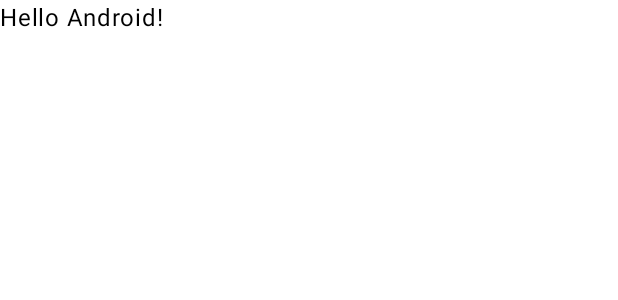
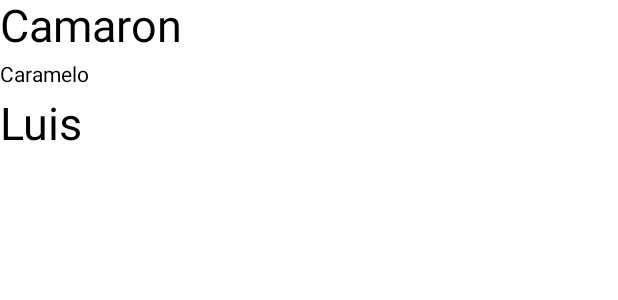
Before and after one commit to GaelCG/miprimerapp2025, an Android app built with Jetpack Compose: the @Preview function GreetingPreview, on a phone screen of 412 x 824 dp. Shown: the top 300 px of the screen. Run offline under Robolectric (Android 15) with nearby library versions, the phone set to English and light mode, and no system bars.

Commit message:
Actualizacion dia 10 Feb

```diff
--- a/src/main/java/com/example/miprimerapp2025/MainActivity.kt
+++ b/src/main/java/com/example/miprimerapp2025/MainActivity.kt
@@ -4,6 +4,8 @@ import android.os.Bundle
 import androidx.activity.ComponentActivity
 import androidx.activity.compose.setContent
 import androidx.activity.enableEdgeToEdge
+import androidx.compose.foundation.layout.Column
+import androidx.compose.foundation.layout.Row
 import androidx.compose.foundation.layout.fillMaxSize
 import androidx.compose.foundation.layout.padding
 import androidx.compose.material3.Button
@@ -11,7 +13,9 @@ import androidx.compose.material3.Scaffold
 import androidx.compose.material3.Text
 import androidx.compose.runtime.Composable
 import androidx.compose.ui.Modifier
+import androidx.compose.ui.text.font.FontWeight
 import androidx.compose.ui.tooling.preview.Preview
+import androidx.compose.ui.unit.sp
 import com.example.miprimerapp2025.ui.theme.MiPrimerApp2025Theme
 
 class MainActivity : ComponentActivity() {
@@ -20,38 +24,27 @@ class MainActivity : ComponentActivity() {
         enableEdgeToEdge()
         setContent {
             MiPrimerApp2025Theme {
-                Scaffold(modifier = Modifier.fillMaxSize()) { innerPadding ->
-                    Greeting(
-                        name = "Android ",
-                        modifier = Modifier.padding(innerPadding)
-                    )
+                    GreetingPreview()
                 }
             }
         }
-    }
 }
 
-@Composable
-fun Greeting(name: String, modifier: Modifier = Modifier) {
-    Text(
-        text = "Hello $name!",
-        modifier = modifier
-    )
-    Button(
-        onClick = {
-            println("Hola mundo")
-        }
-    )
-}
 
-fun Button(onClick: () -> Unit) {
-
-}
 
 @Preview(showBackground = true)
 @Composable
 fun GreetingPreview() {
-    MiPrimerApp2025Theme {
-        Greeting("Android")
+    Content("Camaron","Caramelo")
+}
+@Composable
+fun Content(mensaje1:String,mensaje2:String){
+    Column{
+        Text(mensaje1, fontSize = 30.sp)
+        Text(mensaje2, lineHeight = 30.sp)
+        Text("Luis",  fontSize = 30.sp,
+            lineHeight = 32.sp);
+
     }
+
 }
```
